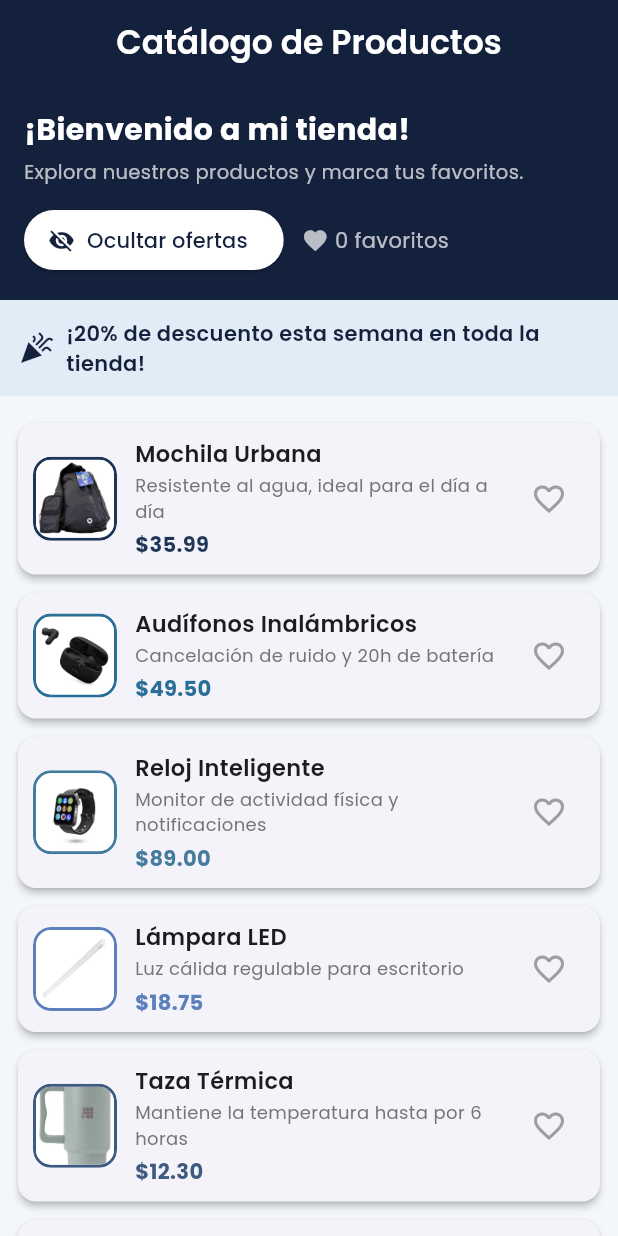
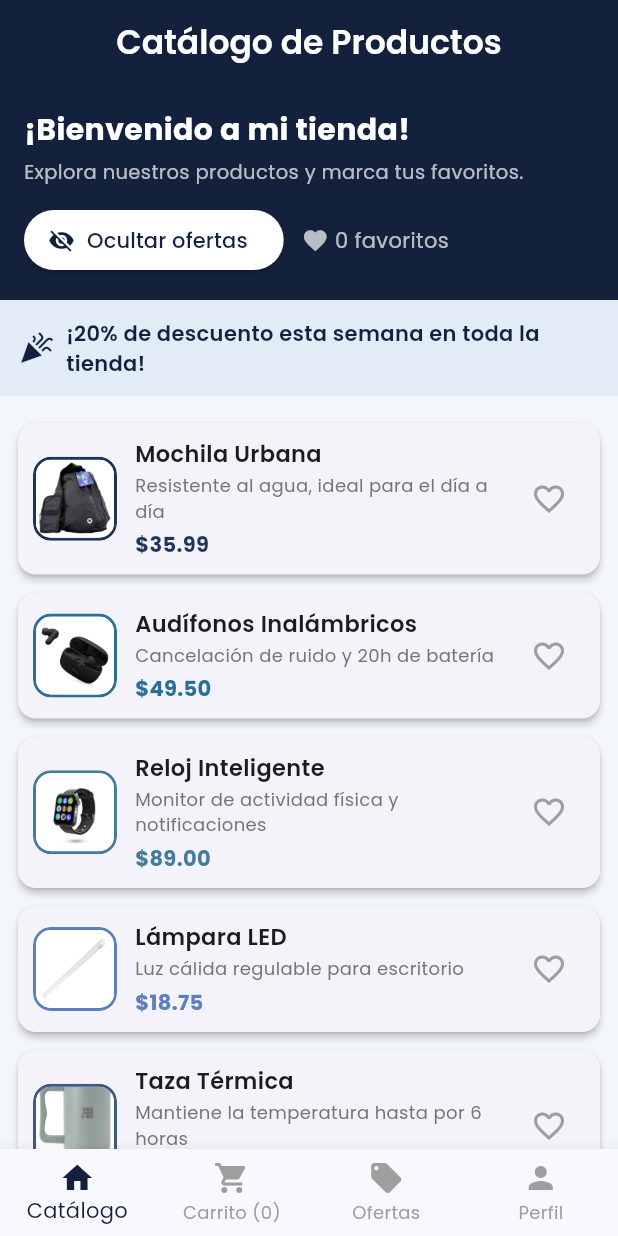
Before and after one commit to diegodv14/ecotec-programacion-movil-integradora-1, a Flutter app: the screen it shows after launch, after a tap on "Ver ofertas", on a phone screen of 412 x 824 dp. Run offline on Flutter 3.47's test engine with Material 3 defaults, Android fonts, the phone set to English and light mode, and no system bars; our stand-ins replace google_fonts.

Commit message:
feat: implementar navegación principal con BottomNavigationBar
- Crear pantalla principal (AppMain) que maneje la navegación
- Implementar BottomNavigationBar con 4 pestañas
- Gestionar estado global de carrito y favoritos
- Integrar callbacks para acciones entre pantallas
- Mostrar contador de items en carrito
- Usar IndexedStack para mantener estado de cada pantalla

```diff
--- a/lib/app/catalogo_productos_app.dart
+++ b/lib/app/catalogo_productos_app.dart
@@ -1,7 +1,7 @@
 import 'package:flutter/material.dart';
 import 'package:google_fonts/google_fonts.dart';
 
-import '../screens/catalogo_home_page.dart';
+import '../screens/app_main.dart';
 import '../theme/app_colors.dart';
 
 class CatalogoProductosApp extends StatelessWidget {
@@ -18,7 +18,7 @@ class CatalogoProductosApp extends StatelessWidget {
         useMaterial3: true,
         textTheme: GoogleFonts.poppinsTextTheme(),
       ),
-      home: const CatalogoHomePage(),
+      home: const AppMain(),
     );
   }
 }
--- /dev/null
+++ b/lib/screens/app_main.dart
@@ -0,0 +1,134 @@
+import 'package:flutter/material.dart';
+
+import '../data/productos_data.dart';
+import '../models/carrito_item.dart';
+import '../theme/app_colors.dart';
+import 'carrito_page.dart';
+import 'catalogo_home_page.dart';
+import 'ofertas_page.dart';
+import 'perfil_page.dart';
+
+class AppMain extends StatefulWidget {
+  const AppMain({super.key});
+
+  @override
+  State<AppMain> createState() => _AppMainState();
+}
+
+class _AppMainState extends State<AppMain> {
+  int _indiceActual = 0;
+  final List<CarritoItem> _carrito = [];
+  final Set<int> _favoritos = {};
+  bool _mostrarOfertas = false;
+
+  void _alternarFavorito(int index) {
+    setState(() {
+      if (_favoritos.contains(index)) {
+        _favoritos.remove(index);
+      } else {
+        _favoritos.add(index);
+      }
+    });
+
+    final nombre = productosCatalogo[index].nombre;
+    final esFavorito = _favoritos.contains(index);
+    ScaffoldMessenger.of(context).showSnackBar(
+      SnackBar(
+        duration: const Duration(seconds: 1),
+        content: Text(
+          esFavorito
+              ? '$nombre agregado a favoritos ⭐'
+              : '$nombre quitado de favoritos',
+        ),
+      ),
+    );
+  }
+
+  void _agregarAlCarrito(int index) {
+    setState(() {
+      final producto = productosCatalogo[index];
+      final itemExistente = _carrito.firstWhere(
+        (item) => item.producto == producto,
+        orElse: () => CarritoItem(producto: producto),
+      );
+
+      if (!_carrito.contains(itemExistente)) {
+        _carrito.add(itemExistente);
+      } else {
+        itemExistente.cantidad++;
+      }
+    });
+
+    ScaffoldMessenger.of(context).showSnackBar(
+      const SnackBar(
+        content: Text('Producto agregado al carrito 🛒'),
+        duration: Duration(seconds: 1),
+      ),
+    );
+  }
+
+  void _eliminarDelCarrito(CarritoItem item) {
+    setState(() {
+      _carrito.remove(item);
+    });
+  }
+
+  void _alternarOfertas() {
+    setState(() {
+      _mostrarOfertas = !_mostrarOfertas;
+    });
+  }
+
+  @override
+  Widget build(BuildContext context) {
+    return Scaffold(
+      body: IndexedStack(
+        index: _indiceActual,
+        children: [
+          CatalogoHomePage(
+            favoritos: _favoritos,
+            onAlternarFavorito: _alternarFavorito,
+            onAgregarCarrito: _agregarAlCarrito,
+            mostrarOfertas: _mostrarOfertas,
+            onAlternarOfertas: _alternarOfertas,
+          ),
+          CarritoPage(
+            carrito: _carrito,
+            onEliminar: _eliminarDelCarrito,
+          ),
+          const OfertasPage(),
+          const PerfilPage(),
+        ],
+      ),
+      bottomNavigationBar: BottomNavigationBar(
+        currentIndex: _indiceActual,
+        onTap: (indice) {
+          setState(() {
+            _indiceActual = indice;
+          });
+        },
+        type: BottomNavigationBarType.fixed,
+        selectedItemColor: AppColors.primaryNavy,
+        unselectedItemColor: Colors.grey,
+        items: [
+          const BottomNavigationBarItem(
+            icon: Icon(Icons.home),
+            label: 'Catálogo',
+          ),
+          BottomNavigationBarItem(
+            icon: const Icon(Icons.shopping_cart),
+            label: 'Carrito (${_carrito.length})',
+          ),
+          const BottomNavigationBarItem(
+            icon: Icon(Icons.local_offer),
+            label: 'Ofertas',
+          ),
+          const BottomNavigationBarItem(
+            icon: Icon(Icons.person),
+            label: 'Perfil',
+          ),
+        ],
+      ),
+    );
+  }
+}
```
